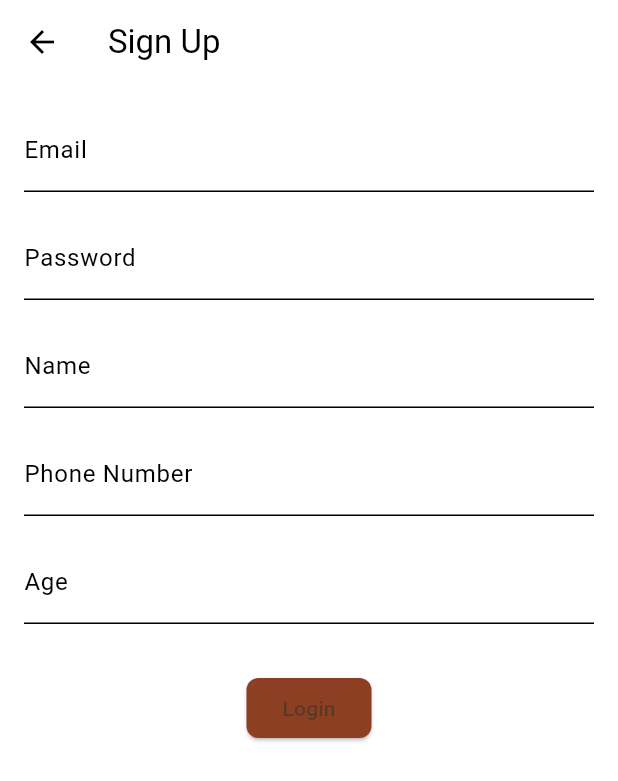
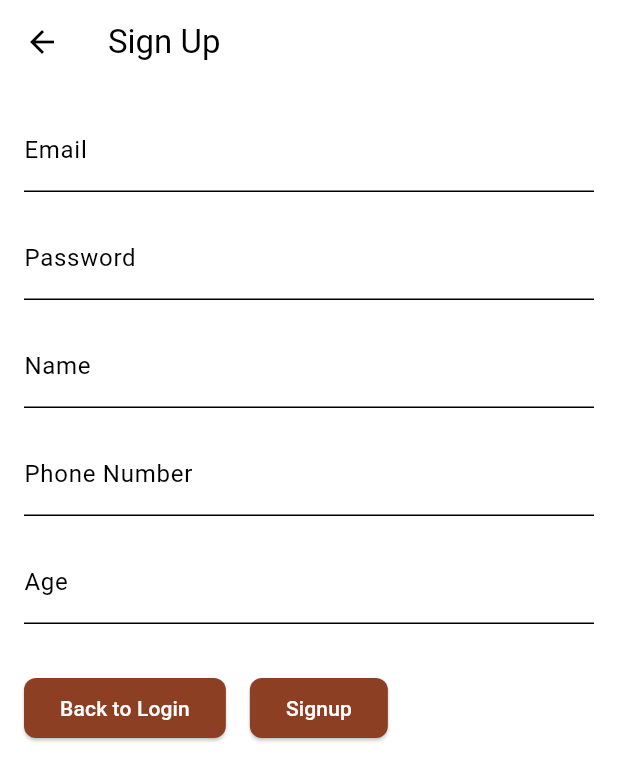
Before and after one commit to Snowy05/table-turn, a Flutter app: the SignUpPage screen opened by its route, on a phone screen of 412 x 824 dp. Shown: the top 781 px of the screen. Run offline on Flutter 3.47's test engine with Material 3 defaults, Android fonts, the phone set to English and light mode, and no system bars; our stand-ins replace cloud_firestore, firebase_auth, firebase_core; accounts and stored records are empty; network calls fail.

Commit message:
changed theme, added couple buttons signup page and login

```diff
--- a/lib/View/Login.dart
+++ b/lib/View/Login.dart
@@ -35,6 +35,15 @@ class _LoginPageState extends State<LoginPage> {
               obscureText: true,
             ),
             SizedBox(height: 32.0),
+            Row(
+              children: [
+                LoginButton(
+                  text: 'Back to Sign Up',
+                  onPressed: () {
+                    Navigator.pushReplacementNamed(context, '/signup');
+                  },
+                ),
+                SizedBox(width: 16.0),
                 LoginButton(
                   text: 'Login',
                   onPressed: () async {
@@ -43,7 +52,7 @@ class _LoginPageState extends State<LoginPage> {
                         _emailController.text,
                         _passwordController.text,
                       );
-                  // Navigate to dashboard or show success message
+                      Navigator.pushReplacementNamed(context, '/dashboard');
                     } catch (e) {
                       // Show error message
                       ScaffoldMessenger.of(context).showSnackBar(
@@ -54,6 +63,8 @@ class _LoginPageState extends State<LoginPage> {
                 ),
               ],
             ),
+          ],
+        ),
       ),
     );
   }
--- a/lib/View/SignUp.dart
+++ b/lib/View/SignUp.dart
@@ -55,6 +55,12 @@ class _SignUpPageState extends State<SignUpPage> {
               keyboardType: TextInputType.number,
             ),
             SizedBox(height: 32.0),
+            Row(
+              children: [
+                LoginButton(text: 'Back to Login', onPressed: () {
+                  Navigator.pushReplacementNamed(context, '/login');
+                }),
+                SizedBox(width: 16.0),
                 LoginButton(text: 'Signup', onPressed:
                   () async {
                     try {
@@ -76,6 +82,8 @@ class _SignUpPageState extends State<SignUpPage> {
                 ),
               ],
             ),
+          ],
+        ),
       ),
     );
   }
--- a/lib/Widgets/LoginButton.dart
+++ b/lib/Widgets/LoginButton.dart
@@ -22,7 +22,12 @@ class LoginButton extends StatelessWidget {
       )
       ),
       onPressed: onPressed,
-      child: Text('Login'),
+      child: Text(
+        text,
+        style: TextStyle(
+          color: colorScheme.onPrimary,
+        ),
+      ),
     );
   }
 }
--- a/lib/Widgets/WidgetMenuBttn.dart
+++ b/lib/Widgets/WidgetMenuBttn.dart
@@ -28,7 +28,7 @@ class WidgetMenubttn extends StatelessWidget {
           ),
           child: SizedBox(
             width: double.infinity,
-            height: 120, // Adjust as needed
+            height: 120,
             child: Row(
               children: [
                 Expanded(
--- a/lib/main.dart
+++ b/lib/main.dart
@@ -23,6 +23,14 @@ class MyApp extends StatelessWidget {
       primary: primaryColor,
       secondary: secondaryColor,
     ),
+    cardTheme: CardThemeData(
+      color: Colors.brown,
+      shape: RoundedRectangleBorder(
+        borderRadius: BorderRadius.circular(20),
+        side: BorderSide(color: Colors.black, width: 10),
+      ),
+
+    ),
   );
 
   MyApp({super.key});
@@ -31,7 +39,7 @@ class MyApp extends StatelessWidget {
     return MaterialApp(
       title: 'TableTurn',
       theme: lightTheme,
-      home: SignUpPage(),
+      home: LoginPage(),
       routes: {
         //  routes for navigation
         '/signup': (context) => SignUpPage(),
```
Lines whose indentation alone changed are shown as unchanged.
